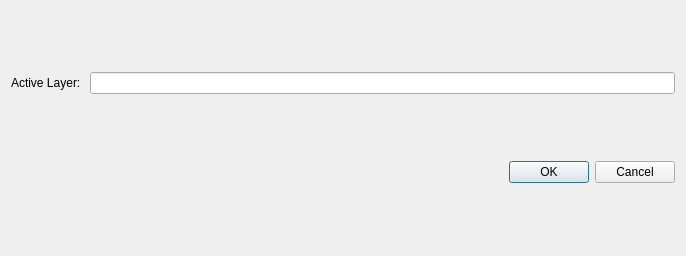
The window that test_plugin_dialog_base.ui (diuz2beri/AutoTestPlugin) describes before a commit, drawn with Qt 5.
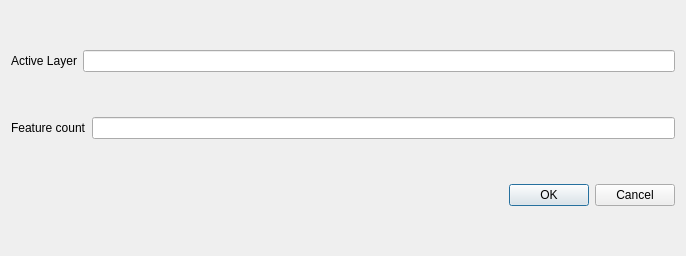
The same window after the commit.

Commit message: added features count

What changed in the file:
```diff
--- a/test_plugin_dialog_base.ui
+++ b/test_plugin_dialog_base.ui
@@ -19,7 +19,7 @@
      <item>
       <widget class="QLabel" name="active_layer_label">
        <property name="text">
-        <string>Active Layer: </string>
+        <string>Active Layer</string>
        </property>
       </widget>
      </item>
@@ -28,6 +28,20 @@
      </item>
     </layout>
    </item>
+   <item>
+    <layout class="QHBoxLayout" name="horizontalLayout_2">
+     <item>
+      <widget class="QLabel" name="label">
+       <property name="text">
+        <string>Feature count</string>
+       </property>
+      </widget>
+     </item>
+     <item>
+      <widget class="QLineEdit" name="feature_count"/>
+     </item>
+    </layout>
+   </item>
    <item>
     <widget class="QDialogButtonBox" name="button_box">
      <property name="orientation">
```
The commit also changes 1 other file.
